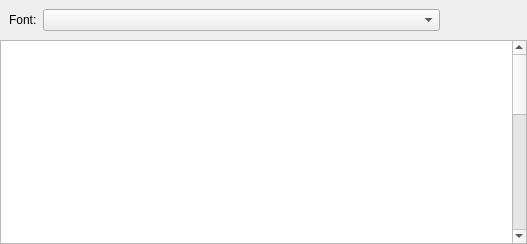
This is UI-Qt/QUOpenFontDialog.ui in frinkr/FontViewer as Qt 5 draws it before an edit. The edited form follows.
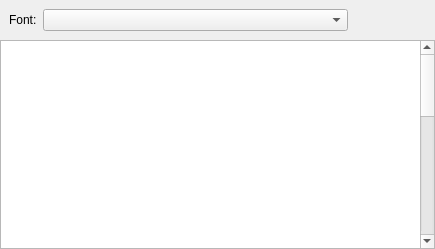
This is the edited form. Icons and pictures are not drawn. Custom widgets are drawn as their Qt base class.

What changed in the file:
```diff
--- a/UI-Qt/QUOpenFontDialog.ui
+++ b/UI-Qt/QUOpenFontDialog.ui
@@ -6,8 +6,8 @@
    <rect>
     <x>0</x>
     <y>0</y>
-    <width>527</width>
-    <height>244</height>
+    <width>435</width>
+    <height>249</height>
    </rect>
   </property>
   <property name="windowTitle">
```
